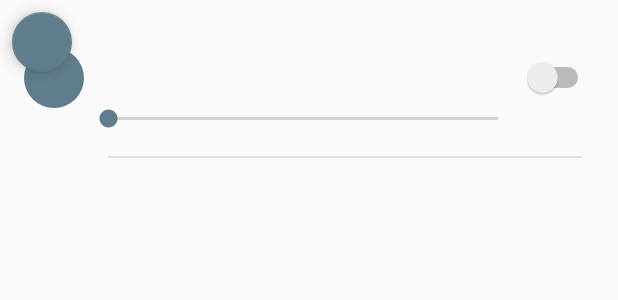
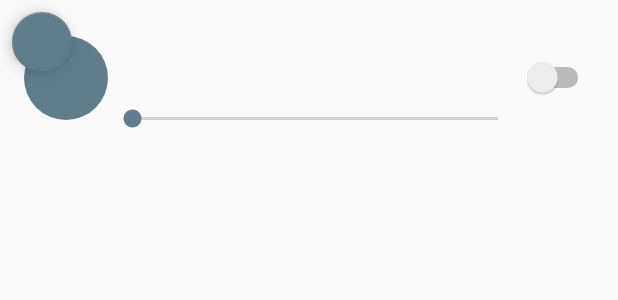
Before and after one commit to JoelBryceAnderson/Bright, an Android app: the layout item_light.xml on its own in the app's theme, with its tools: preview values and no code run, on a phone screen of 412 x 824 dp. Shown: the top 300 px of the screen. Run offline under Robolectric (Android 15) with nearby library versions, the phone set to English and light mode, and no system bars.

Commit message:
Completed redesigned item layouts

```diff
--- a/mobile/src/main/res/layout/item_light.xml
+++ b/mobile/src/main/res/layout/item_light.xml
@@ -1,11 +1,6 @@
 <?xml version="1.0" encoding="utf-8"?>
-<LinearLayout
+ <FrameLayout
     xmlns:android="http://schemas.android.com/apk/res/android"
-    android:layout_width="match_parent"
-    android:layout_height="wrap_content"
-    android:orientation="vertical">
-
-    <FrameLayout
     android:layout_width="match_parent"
     android:layout_height="wrap_content">
 
@@ -26,8 +21,9 @@
         android:orientation="horizontal">
 
         <ImageView
-                android:layout_width="40dp"
-                android:layout_height="40dp"
+            android:layout_width="56dp"
+            android:layout_height="56dp"
+            android:contentDescription="@string/color_spectrum"
             android:id="@+id/image_view_light"
             android:src="@drawable/circle_color"
             android:layout_gravity="center_vertical"/>
@@ -36,6 +32,7 @@
         <LinearLayout
             android:orientation="vertical"
             android:layout_width="0dp"
+            android:layout_gravity="center_vertical"
             android:gravity="center_vertical"
             android:layout_weight="1"
             android:layout_height="wrap_content">
@@ -45,6 +42,7 @@
                 android:paddingStart="16dp"
                 android:paddingEnd="16dp"
                 android:textSize="16sp"
+                android:layout_gravity="center_vertical"
                 android:layout_width="wrap_content"
                 android:layout_height="wrap_content" />
 
@@ -92,13 +90,3 @@
     </FrameLayout>
 
 </FrameLayout>
-
-    <View
-        android:id="@+id/divider"
-        android:layout_width="match_parent"
-        android:layout_height="1dp"
-        android:layout_marginStart="72dp"
-        android:layout_marginEnd="24dp"
-        android:background="#e0e0e0"/>
-
-</LinearLayout>
--- a/mobile/src/main/res/values/strings.xml
+++ b/mobile/src/main/res/values/strings.xml
@@ -113,4 +113,5 @@
     <string name="settings">Settings</string>
     <string name="light_color">Light color</string>
     <string name="bright_description">An app for Philips Hue</string>
+    <string name="color_spectrum">Color Spectrum</string>
 </resources>
```
Also changed, not shown: mobile/src/main/java/joelbryceanderson/com/bright/Adapters/RecyclerViewAdapterGroups.java (+4 -10 lines), mobile/src/main/java/joelbryceanderson/com/bright/Adapters/RecyclerViewAdapterLights.java (+12 -18 lines), mobile/src/main/res/layout/item_group.xml (+4 -18 lines). Lines whose indentation alone changed are shown as unchanged.
